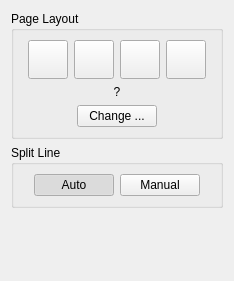
This is filters/page_split/ui/PageSplitOptionsWidget.ui in ImageProcessing-ElectronicPublications/scantailor-deviant as Qt 5 draws it before an edit. The edited form follows.
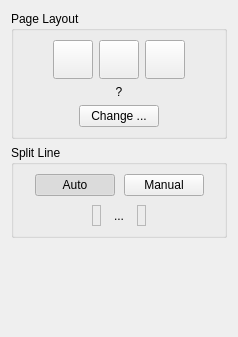
This is the edited form. Icons and pictures are not drawn.

Commit message: Rework the Split Pages UI.

Diff of the .ui file:
```diff
--- a/filters/page_split/ui/PageSplitOptionsWidget.ui
+++ b/filters/page_split/ui/PageSplitOptionsWidget.ui
@@ -5,8 +5,8 @@
    <rect>
     <x>0</x>
     <y>0</y>
-    <width>234</width>
-    <height>281</height>
+    <width>238</width>
+    <height>337</height>
    </rect>
   </property>
   <property name="sizePolicy" >
@@ -18,7 +18,7 @@
   <property name="windowTitle" >
    <string>Form</string>
   </property>
-  <layout class="QVBoxLayout" name="verticalLayout_2" >
+  <layout class="QVBoxLayout" name="verticalLayout_3" >
    <item>
     <widget class="QGroupBox" name="groupBox" >
      <property name="title" >
@@ -68,28 +68,7 @@
          </widget>
         </item>
         <item>
-         <widget class="QToolButton" name="leftPagePlusOffcutBtn" >
-          <property name="icon" >
-           <iconset resource="../../../resources/resources.qrc" >
-            <normaloff>:/icons/left_page_plus_offcut.png</normaloff>
-            <normalon>:/icons/left_page_plus_offcut_selected.png</normalon>:/icons/left_page_plus_offcut.png</iconset>
-          </property>
-          <property name="iconSize" >
-           <size>
-            <width>32</width>
-            <height>32</height>
-           </size>
-          </property>
-          <property name="checkable" >
-           <bool>true</bool>
-          </property>
-          <property name="autoExclusive" >
-           <bool>true</bool>
-          </property>
-         </widget>
-        </item>
-        <item>
-         <widget class="QToolButton" name="rightPagePlusOffcutBtn" >
+         <widget class="QToolButton" name="pagePlusOffcutBtn" >
           <property name="icon" >
            <iconset resource="../../../resources/resources.qrc" >
             <normaloff>:/icons/right_page_plus_offcut.png</normaloff>
@@ -203,11 +182,20 @@
      <property name="title" >
       <string>Split Line</string>
      </property>
-     <layout class="QVBoxLayout" >
+     <layout class="QVBoxLayout" name="verticalLayout_2" >
+      <property name="spacing" >
+       <number>9</number>
+      </property>
+      <property name="leftMargin" >
+       <number>9</number>
+      </property>
+      <property name="topMargin" >
+       <number>9</number>
+      </property>
       <item>
-       <layout class="QHBoxLayout" >
+       <layout class="QHBoxLayout" name="horizontalLayout_3" >
         <item>
-         <spacer>
+         <spacer name="horizontalSpacer_3" >
           <property name="orientation" >
            <enum>Qt::Horizontal</enum>
           </property>
@@ -249,7 +237,7 @@
          </widget>
         </item>
         <item>
-         <spacer>
+         <spacer name="horizontalSpacer_4" >
           <property name="orientation" >
            <enum>Qt::Horizontal</enum>
           </property>
@@ -263,18 +251,105 @@
         </item>
        </layout>
       </item>
+      <item>
+       <widget class="QFrame" name="flipSidesFrame" >
+        <property name="frameShape" >
+         <enum>QFrame::NoFrame</enum>
+        </property>
+        <property name="frameShadow" >
+         <enum>QFrame::Raised</enum>
+        </property>
+        <layout class="QHBoxLayout" name="horizontalLayout_2" >
+         <property name="margin" >
+          <number>0</number>
+         </property>
+         <item>
+          <spacer name="horizontalSpacer_5" >
+           <property name="orientation" >
+            <enum>Qt::Horizontal</enum>
+           </property>
+           <property name="sizeHint" stdset="0" >
+            <size>
+             <width>13</width>
+             <height>20</height>
+            </size>
+           </property>
+          </spacer>
+         </item>
+         <item>
+          <widget class="QLabel" name="label" >
+           <property name="frameShape" >
+            <enum>QFrame::StyledPanel</enum>
+           </property>
+           <property name="text" >
+            <string/>
+           </property>
+           <property name="pixmap" >
+            <pixmap resource="../../../resources/resources.qrc" >:/icons/left_page_plus_offcut_selected.png</pixmap>
+           </property>
+          </widget>
+         </item>
+         <item>
+          <widget class="QToolButton" name="flipSidesBtn" >
+           <property name="text" >
+            <string>...</string>
+           </property>
+           <property name="icon" >
+            <iconset resource="../../../resources/resources.qrc" >
+             <normaloff>:/icons/big-right-arrow.png</normaloff>:/icons/big-right-arrow.png</iconset>
+           </property>
+           <property name="iconSize" >
+            <size>
+             <width>32</width>
+             <height>32</height>
+            </size>
+           </property>
+           <property name="autoRaise" >
+            <bool>true</bool>
+           </property>
+          </widget>
+         </item>
+         <item>
+          <widget class="QLabel" name="label_2" >
+           <property name="frameShape" >
+            <enum>QFrame::StyledPanel</enum>
+           </property>
+           <property name="text" >
+            <string/>
+           </property>
+           <property name="pixmap" >
+            <pixmap resource="../../../resources/resources.qrc" >:/icons/right_page_plus_offcut_selected.png</pixmap>
+           </property>
+          </widget>
+         </item>
+         <item>
+          <spacer name="horizontalSpacer_6" >
+           <property name="orientation" >
+            <enum>Qt::Horizontal</enum>
+           </property>
+           <property name="sizeHint" stdset="0" >
+            <size>
+             <width>28</width>
+             <height>20</height>
+            </size>
+           </property>
+          </spacer>
+         </item>
+        </layout>
+       </widget>
+      </item>
      </layout>
     </widget>
    </item>
    <item>
-    <spacer>
+    <spacer name="verticalSpacer" >
      <property name="orientation" >
       <enum>Qt::Vertical</enum>
      </property>
      <property name="sizeHint" stdset="0" >
       <size>
        <width>20</width>
-       <height>40</height>
+       <height>52</height>
       </size>
      </property>
     </spacer>
```
The commit also changes 8 other files.
